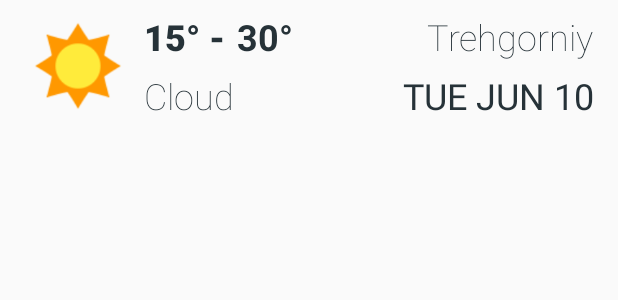
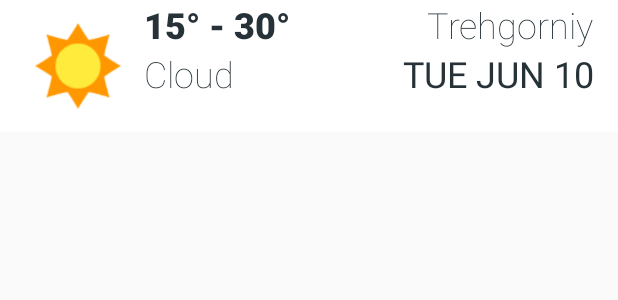
Before and after one commit to Nenton/CityInPocket, an Android app: the layout widget_weather.xml on its own in the app's theme, with its tools: preview values and no code run, on a phone screen of 412 x 824 dp. Shown: the top 300 px of the screen. Run offline under Robolectric (Android 15) with nearby library versions, the phone set to English and light mode, and no system bars.

Commit message:
fix: Work on widget, delete no needed classes

```diff
--- a/app/src/main/AndroidManifest.xml
+++ b/app/src/main/AndroidManifest.xml
@@ -39,7 +39,6 @@
         <service
             android:name=".data.network.intentservices.WeatherIntentService"
             android:exported="false" />
-        <service android:name=".ui.widget.WidgetService" />
 
         <receiver android:name=".ui.widget.AppWidget">
             <intent-filter>
@@ -51,11 +50,6 @@
                 android:resource="@xml/app_widget_info" />
         </receiver>
 
-        <activity android:name=".ui.widget.AppWidgetConfigureActivity">
-            <intent-filter>
-                <action android:name="android.appwidget.action.APPWIDGET_CONFIGURE" />
-            </intent-filter>
-        </activity>
     </application>
 
 </manifest>
--- a/app/src/main/res/layout/widget_weather.xml
+++ b/app/src/main/res/layout/widget_weather.xml
@@ -1,7 +1,7 @@
 <?xml version="1.0" encoding="utf-8"?>
-<android.support.constraint.ConstraintLayout xmlns:android="http://schemas.android.com/apk/res/android"
-    xmlns:app="http://schemas.android.com/apk/res-auto"
+<RelativeLayout xmlns:android="http://schemas.android.com/apk/res/android"
     xmlns:tools="http://schemas.android.com/tools"
+    android:background="@color/white"
     android:layout_width="match_parent"
     android:layout_height="wrap_content">
 
@@ -13,26 +13,23 @@
         android:layout_marginLeft="@dimen/spacing_normal_16"
         android:layout_marginStart="@dimen/spacing_normal_16"
         android:layout_marginTop="@dimen/spacing_small_8"
-        app:layout_constraintBottom_toBottomOf="parent"
-        app:layout_constraintStart_toStartOf="parent"
-        app:layout_constraintTop_toTopOf="parent"
         tools:srcCompat="@drawable/ic_weather_summer" />
 
     <TextView
         android:id="@+id/widget_city_tv"
         android:layout_width="wrap_content"
         android:layout_height="wrap_content"
+        android:layout_alignParentEnd="true"
+        android:layout_alignParentRight="true"
         android:layout_marginEnd="@dimen/spacing_normal_16"
         android:layout_marginRight="@dimen/spacing_normal_16"
         android:fontFamily="@string/roboto_thin"
         android:text="@string/city_name"
         android:textColor="@color/greyBlack"
-        android:textSize="@dimen/font_big_24"
-        app:layout_constraintEnd_toEndOf="parent"
-        app:layout_constraintTop_toTopOf="@+id/widget_weather_iv" />
+        android:textSize="@dimen/font_big_24" />
 
     <TextView
-        android:id="@+id/widget_max_tv"
+        android:id="@+id/widget_min_max_tv"
         android:layout_width="wrap_content"
         android:layout_height="wrap_content"
         android:layout_marginLeft="@dimen/spacing_small_8"
@@ -41,48 +38,37 @@
         android:textColor="@color/greyBlack"
         android:textSize="@dimen/font_big_24"
         android:textStyle="bold"
-        app:layout_constraintStart_toEndOf="@+id/widget_weather_iv"
-        app:layout_constraintTop_toTopOf="@+id/widget_weather_iv"
-        tools:text="15° -" />
+        android:layout_toEndOf="@id/widget_weather_iv"
+        android:layout_toRightOf="@id/widget_weather_iv"
+        tools:text="15° - 30°" />
 
-    <TextView
-        android:id="@+id/widget_min_tv"
-        android:layout_width="wrap_content"
-        android:layout_height="wrap_content"
-        android:layout_marginLeft="@dimen/spacing_small_8"
-        android:layout_marginStart="@dimen/spacing_small_8"
-        android:fontFamily="@string/roboto_regular"
-        android:textColor="@color/greyBlack"
-        android:textSize="@dimen/font_big_24"
-        android:textStyle="bold"
-        app:layout_constraintStart_toEndOf="@+id/widget_max_tv"
-        app:layout_constraintTop_toTopOf="@+id/widget_max_tv"
-        tools:text="30°" />
 
     <TextView
         android:id="@+id/widget_type_weather_tv"
         android:layout_width="wrap_content"
         android:layout_height="wrap_content"
+        android:layout_below="@id/widget_min_max_tv"
+        android:layout_toEndOf="@id/widget_weather_iv"
+        android:layout_toRightOf="@id/widget_weather_iv"
         android:layout_marginLeft="@dimen/spacing_small_8"
         android:layout_marginStart="@dimen/spacing_small_8"
         android:fontFamily="@string/roboto_thin"
         android:textColor="@color/greyBlack"
         android:textSize="@dimen/font_big_24"
-        app:layout_constraintBottom_toBottomOf="@+id/widget_weather_iv"
-        app:layout_constraintStart_toEndOf="@+id/widget_weather_iv"
         tools:text="Cloud" />
 
     <TextView
         android:id="@+id/widget_date_tv"
         android:layout_width="wrap_content"
         android:layout_height="wrap_content"
+        android:layout_alignParentEnd="true"
+        android:layout_alignParentRight="true"
         android:layout_marginEnd="@dimen/spacing_normal_16"
         android:layout_marginRight="@dimen/spacing_normal_16"
+        android:layout_below="@id/widget_city_tv"
         android:fontFamily="@string/roboto_regular"
         android:textColor="@color/greyBlack"
         android:textSize="@dimen/font_big_24"
-        app:layout_constraintBottom_toBottomOf="@+id/widget_weather_iv"
-        app:layout_constraintEnd_toEndOf="parent"
         tools:text="TUE JUN 10" />
 
-</android.support.constraint.ConstraintLayout>
+</RelativeLayout>
--- a/app/src/main/res/xml/app_widget_info.xml
+++ b/app/src/main/res/xml/app_widget_info.xml
@@ -1,7 +1,6 @@
 <?xml version="1.0" encoding="utf-8"?>
 <appwidget-provider xmlns:android="http://schemas.android.com/apk/res/android"
-    android:configure="com.nenton.trehgornyinpocket.ui.widget.AppWidgetConfigureActivity"
-    android:initialKeyguardLayout="@layout/app_widget"
+    android:initialKeyguardLayout="@layout/widget_weather"
     android:minHeight="40dp"
     android:minWidth="250dp"
     android:previewImage="@drawable/example_appwidget_preview"
```
Also changed, not shown: app/src/main/java/com/nenton/trehgornyinpocket/data/storage/dto/WeatherDto.java (+3 -8 lines), app/src/main/java/com/nenton/trehgornyinpocket/ui/widget/AppWidget.java (+40 -35 lines), app/src/main/java/com/nenton/trehgornyinpocket/ui/widget/AppWidgetAdapter.java (deleted, +0 -52 lines), app/src/main/java/com/nenton/trehgornyinpocket/ui/widget/AppWidgetConfigureActivity.java (deleted, +0 -96 lines), app/src/main/java/com/nenton/trehgornyinpocket/ui/widget/WidgetFactory.java (deleted, +0 -77 lines), app/src/main/java/com/nenton/trehgornyinpocket/ui/widget/WidgetService.java (deleted, +0 -11 lines), app/src/main/res/layout/app_widget.xml (deleted, +0 -21 lines), app/src/main/res/layout/app_widget_configure.xml (deleted, +0 -8 lines).
